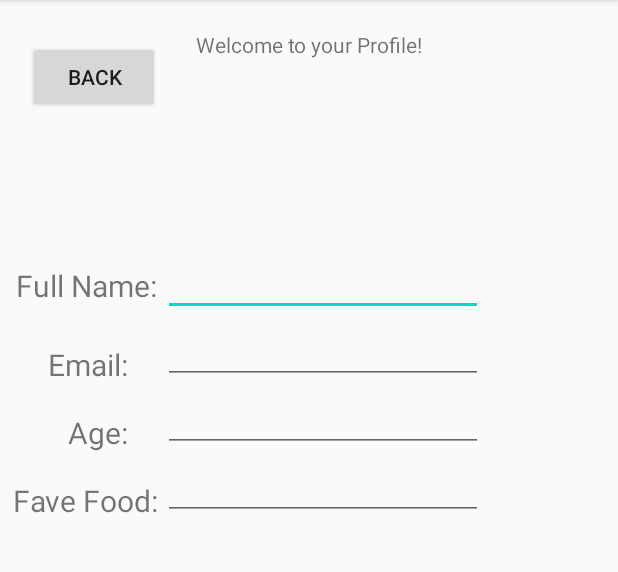
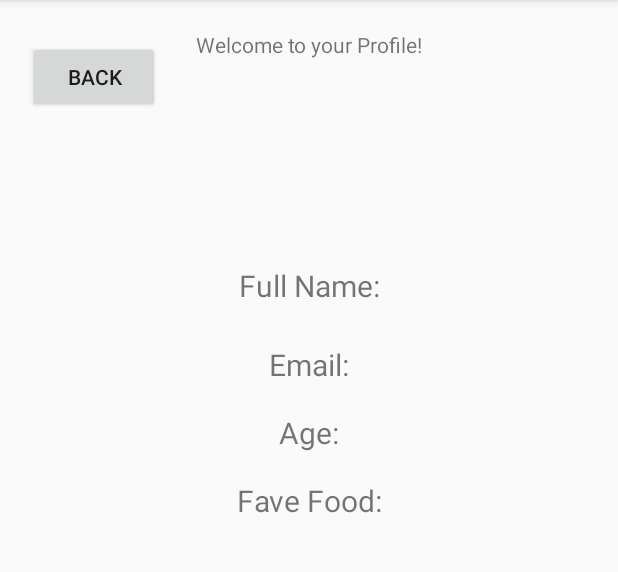
Before and after one commit to BrendanKhavin/SES1B-G2, an Android app: the profile screen opened directly, with no data from a screen before it, on a phone screen of 412 x 824 dp, the part 84-656 px from its top. Run offline under Robolectric (Android 15) with nearby library versions, the light colour scheme and no system bars; our stand-ins replace Firebase (no records; nobody signed in at launch, a user with empty details on screens opened directly).

Commit message:
writing and retreiving
Now properly writes to the database and retrieves user profile data

```diff
--- a/app/src/main/java/com/example/erestaurant/Register.java
+++ b/app/src/main/java/com/example/erestaurant/Register.java
@@ -30,7 +30,9 @@ public class Register extends AppCompatActivity {
     //collecting data
     DatabaseReference reff;
     MemberInfo member;
+    String currentUserId;
     //end
+
     @Override
     protected void onCreate(Bundle savedInstanceState) {
         super.onCreate(savedInstanceState);
@@ -46,11 +48,14 @@ public class Register extends AppCompatActivity {
         mFavFood = findViewById(R.id.favFood);
 
         fAuth = FirebaseAuth.getInstance();
+        //currentUserId= fAuth.getCurrentUser().getUid();
+
+
 
         //collecting data
         member=new MemberInfo();
         reff = FirebaseDatabase.getInstance().getReference().child("MemberInfo");
-        // end
+      // end
         if(fAuth.getCurrentUser() != null) {
             startActivity(new Intent(getApplicationContext(),MainActivity.class));
             finish();
@@ -83,11 +88,13 @@ public class Register extends AppCompatActivity {
                     public void onComplete(@NonNull Task<AuthResult> task) {
                         if(task.isSuccessful()) {
                             Toast.makeText(Register.this, "User Created", Toast.LENGTH_SHORT).show();
+
                             member.setFullname(mFullName.getText().toString().trim());
                             member.setAge(agea);
                             member.setEmail(email);
                             member.setFavFood(favfood);
-                            reff.push().setValue(member);
+                            currentUserId= fAuth.getCurrentUser().getUid();
+                            reff.child(currentUserId).setValue(member);
                             startActivity(new Intent(getApplicationContext(),MainActivity.class));
                         } else {
                             Toast.makeText(Register.this, "Error! " + task.getException(),Toast.LENGTH_SHORT).show();
--- a/app/src/main/java/com/example/erestaurant/profile.java
+++ b/app/src/main/java/com/example/erestaurant/profile.java
@@ -8,6 +8,7 @@ import android.os.Bundle;
 import android.view.View;
 import android.widget.Button;
 import android.widget.TextView;
+import android.widget.Toast;
 
 import com.google.firebase.auth.FirebaseAuth;
 import com.google.firebase.auth.FirebaseUser;
@@ -19,25 +20,42 @@ import com.google.firebase.database.ValueEventListener;
 
 public class profile extends AppCompatActivity {
 
+    //private ImageView profilePic; //this is for profile pic
+
     Button mBack2Btn;
     //new
-    TextView mFullName, mAge, mFavFood, mEmail;
+    private TextView mProfileName, mProfileAge, mProfileFavFood, mProfileEmail;
+    private String currentUserId;
+    private Button mProfileUpdateBtn;
     //FirebaseUser user;
     //String uid;
-    FirebaseAuth fAuth;
-    //DatabaseReference reff2;
+    private FirebaseAuth bAuth;
+    // private FirebaseDatabase fBase;
+    private DatabaseReference reffy;
+    DatabaseReference reff2;
+    FirebaseDatabase db;
     //end
 
     @Override
     protected void onCreate(Bundle savedInstanceState) {
         super.onCreate(savedInstanceState);
         setContentView(R.layout.activity_profile);
-        fAuth = FirebaseAuth.getInstance();
 
-        mBack2Btn = findViewById(R.id.back2Btn);
+        mProfileName = (TextView) findViewById(R.id.zFullName);
+        mProfileAge = (TextView) findViewById(R.id.zAge);
+        mProfileEmail = (TextView) findViewById(R.id.zEmail);
+        mProfileFavFood = (TextView) findViewById(R.id.zFavouriteFood);
+
+        bAuth = FirebaseAuth.getInstance();
+        currentUserId = bAuth.getCurrentUser().getUid();
+        reffy = FirebaseDatabase.getInstance().getReference().child("MemberInfo").child(currentUserId);
 
 
-        //  fAuth = FirebaseAuth.getInstance();
+
+
+
+        //DatabaseReference reff2 = fBase.getReference(bAuth.getUid());
+        mBack2Btn = findViewById(R.id.back2Btn);
 
         mBack2Btn.setOnClickListener(new View.OnClickListener() {
             @Override
@@ -45,19 +63,51 @@ public class profile extends AppCompatActivity {
                 startActivity(new Intent(getApplicationContext(),MainActivity.class));
             }
         });
-
-        mFullName = findViewById(R.id.zfullname);
-        mAge = findViewById(R.id.zAge);
-        mEmail = findViewById(R.id.zEmail);
-        mFavFood = findViewById(R.id.zFaveFood);
-
-
-        //end
-
-        if(fAuth.getCurrentUser() == null) {
+        if(bAuth.getCurrentUser() == null) {
             startActivity(new Intent(getApplicationContext(),Login.class));
             finish();
         }
+
+
+        /*
+        if(bAuth.getCurrentUser() == null) {
+            startActivity(new Intent(getApplicationContext(),Login.class));
+            finish();
+        }
+
+        */
+
+        reffy.addValueEventListener(new ValueEventListener() {
+            @Override
+            public void onDataChange(@NonNull DataSnapshot dataSnapshot) {
+
+                if(dataSnapshot.exists()) {
+                    String myName = dataSnapshot.child("fullname").getValue().toString();
+                    String myAge = dataSnapshot.child("age").getValue().toString();
+                    String myFood = dataSnapshot.child("favFood").getValue().toString();
+                    String myEmail = dataSnapshot.child("email").getValue().toString();
+
+                    mProfileName.setText(myName);
+                    mProfileAge.setText(myAge);
+                    mProfileEmail.setText(myEmail);
+                    mProfileFavFood.setText(myFood);
+                } else {
+
+                    Toast.makeText(getApplicationContext(), "****NOT FOUND****", Toast.LENGTH_LONG).show();
+                }
+
+
+
+            }
+
+            @Override
+            public void onCancelled(@NonNull DatabaseError databaseError) {
+                //Toast.makeText(this, databaseError.getCode(), Toast.LENGTH_SHORT.show();
+                Toast.makeText(profile.this, "unable", Toast.LENGTH_SHORT).show();
+            }
+        });
+
+
     }
 
 
--- a/app/src/main/res/layout/activity_profile.xml
+++ b/app/src/main/res/layout/activity_profile.xml
@@ -34,120 +34,63 @@
         app:layout_constraintStart_toStartOf="parent"
         app:layout_constraintTop_toTopOf="parent" />
 
-    <EditText
-        android:id="@+id/zfullname"
+    <TextView
+        android:id="@+id/zFullName"
         android:layout_width="wrap_content"
         android:layout_height="wrap_content"
-        android:layout_marginStart="120dp"
-        android:layout_marginLeft="120dp"
-        android:layout_marginTop="90dp"
-        android:layout_marginEnd="101dp"
-        android:layout_marginRight="101dp"
-        android:ems="10"
-        android:inputType="textPersonName"
+        android:layout_marginStart="180dp"
+        android:layout_marginLeft="180dp"
+        android:layout_marginTop="101dp"
+        android:layout_marginEnd="180dp"
+        android:layout_marginRight="180dp"
+        android:text="Full Name:"
+        android:textSize="20sp"
         app:layout_constraintEnd_toEndOf="parent"
         app:layout_constraintStart_toStartOf="parent"
         app:layout_constraintTop_toBottomOf="@+id/back2Btn" />
 
-    <EditText
+    <TextView
         android:id="@+id/zEmail"
         android:layout_width="wrap_content"
         android:layout_height="wrap_content"
-        android:layout_marginStart="120dp"
-        android:layout_marginLeft="120dp"
-        android:layout_marginEnd="101dp"
-        android:layout_marginRight="101dp"
-        android:ems="10"
-        android:inputType="textPersonName"
+        android:layout_marginStart="180dp"
+        android:layout_marginLeft="180dp"
+        android:layout_marginTop="25dp"
+        android:layout_marginEnd="180dp"
+        android:layout_marginRight="180dp"
+        android:text="Email:"
+        android:textSize="20sp"
         app:layout_constraintEnd_toEndOf="parent"
         app:layout_constraintStart_toStartOf="parent"
-        app:layout_constraintTop_toBottomOf="@+id/zfullname" />
+        app:layout_constraintTop_toBottomOf="@+id/zFullName" />
 
-    <EditText
+    <TextView
         android:id="@+id/zAge"
         android:layout_width="wrap_content"
         android:layout_height="wrap_content"
-        android:layout_marginStart="120dp"
-        android:layout_marginLeft="120dp"
-        android:layout_marginEnd="101dp"
-        android:layout_marginRight="101dp"
-        android:ems="10"
-        android:inputType="textPersonName"
+        android:layout_marginStart="180dp"
+        android:layout_marginLeft="180dp"
+        android:layout_marginTop="18dp"
+        android:layout_marginEnd="180dp"
+        android:layout_marginRight="180dp"
+        android:text="Age:"
+        android:textSize="20sp"
         app:layout_constraintEnd_toEndOf="parent"
         app:layout_constraintStart_toStartOf="parent"
         app:layout_constraintTop_toBottomOf="@+id/zEmail" />
 
-    <EditText
-        android:id="@+id/zFaveFood"
+    <TextView
+        android:id="@+id/zFavouriteFood"
         android:layout_width="wrap_content"
         android:layout_height="wrap_content"
-        android:layout_marginStart="120dp"
-        android:layout_marginLeft="120dp"
-        android:layout_marginEnd="101dp"
-        android:layout_marginRight="101dp"
-        android:ems="10"
-        android:inputType="textPersonName"
+        android:layout_marginStart="180dp"
+        android:layout_marginLeft="180dp"
+        android:layout_marginTop="18dp"
+        android:layout_marginEnd="180dp"
+        android:layout_marginRight="180dp"
+        android:text="Fave Food:"
+        android:textSize="20sp"
         app:layout_constraintEnd_toEndOf="parent"
         app:layout_constraintStart_toStartOf="parent"
         app:layout_constraintTop_toBottomOf="@+id/zAge" />
-
-    <TextView
-        android:id="@+id/textView6"
-        android:layout_width="wrap_content"
-        android:layout_height="wrap_content"
-        android:layout_marginStart="21dp"
-        android:layout_marginLeft="21dp"
-        android:layout_marginTop="101dp"
-        android:layout_marginEnd="15dp"
-        android:layout_marginRight="15dp"
-        android:text="Full Name:"
-        android:textSize="20sp"
-        app:layout_constraintEnd_toStartOf="@+id/zfullname"
-        app:layout_constraintStart_toStartOf="parent"
-        app:layout_constraintTop_toBottomOf="@+id/back2Btn" />
-
-    <TextView
-        android:id="@+id/textView7"
-        android:layout_width="wrap_content"
-        android:layout_height="wrap_content"
-        android:layout_marginStart="32dp"
-        android:layout_marginLeft="32dp"
-        android:layout_marginTop="25dp"
-        android:layout_marginEnd="24dp"
-        android:layout_marginRight="24dp"
-        android:text="Email:"
-        android:textSize="20sp"
-        app:layout_constraintEnd_toStartOf="@+id/zEmail"
-        app:layout_constraintStart_toStartOf="parent"
-        app:layout_constraintTop_toBottomOf="@+id/textView6" />
-
-    <TextView
-        android:id="@+id/textView8"
-        android:layout_width="wrap_content"
-        android:layout_height="wrap_content"
-        android:layout_marginStart="46dp"
-        android:layout_marginLeft="46dp"
-        android:layout_marginTop="18dp"
-        android:layout_marginEnd="24dp"
-        android:layout_marginRight="24dp"
-        android:text="Age:"
-        android:textSize="20sp"
-        app:layout_constraintEnd_toStartOf="@+id/zAge"
-        app:layout_constraintStart_toStartOf="parent"
-        app:layout_constraintTop_toBottomOf="@+id/textView7" />
-
-    <TextView
-        android:id="@+id/textView9"
-        android:layout_width="wrap_content"
-        android:layout_height="wrap_content"
-        android:layout_marginStart="9dp"
-        android:layout_marginLeft="9dp"
-        android:layout_marginTop="18dp"
-        android:layout_marginEnd="4dp"
-        android:layout_marginRight="4dp"
-        android:text="Fave Food:"
-        android:textSize="20sp"
-        app:layout_constraintEnd_toStartOf="@+id/zFaveFood"
-        app:layout_constraintStart_toStartOf="parent"
-        app:layout_constraintTop_toBottomOf="@+id/textView8" />
 </androidx.constraintlayout.widget.ConstraintLayout>
```
